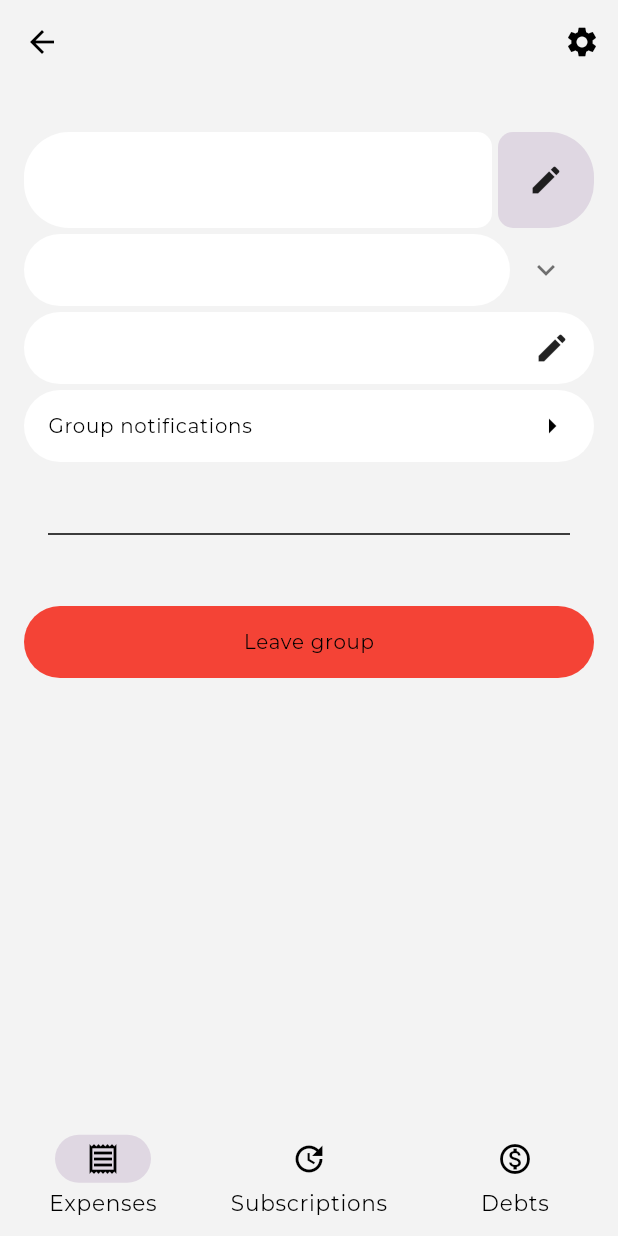
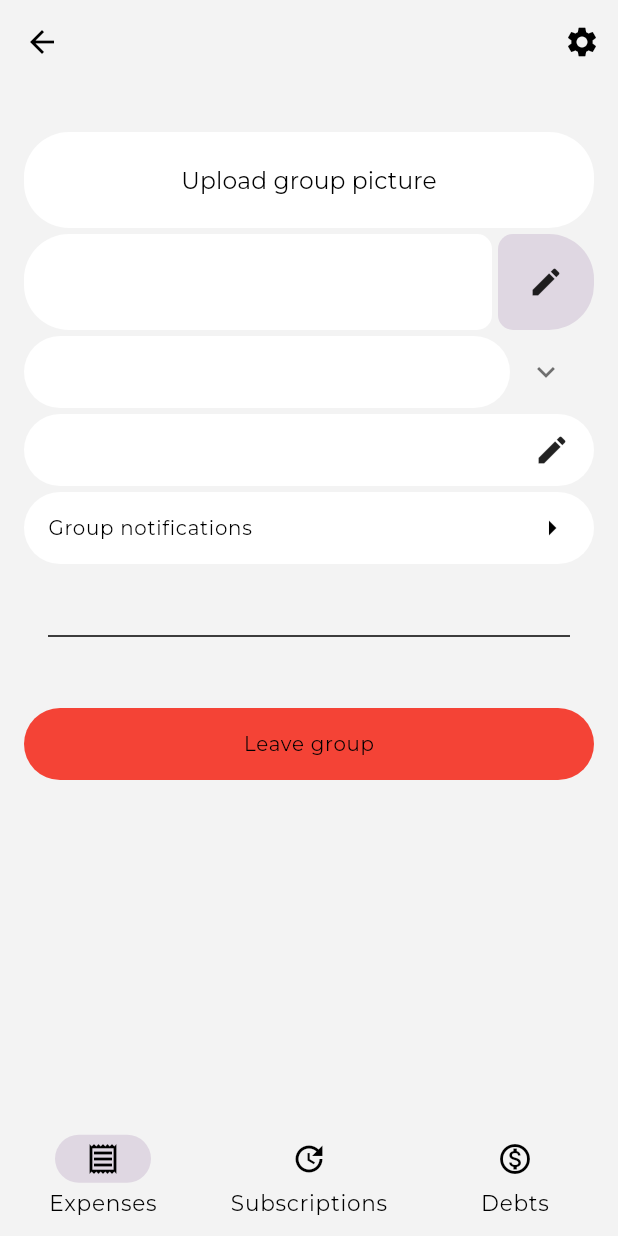
Before and after one commit to Mikkelet/billsplit-flutter, a Flutter app: the GroupPage screen opened directly with empty values, after a tap on the "settings" icon, on a phone screen of 412 x 824 dp. Run offline on Flutter 3.47's test engine with Material 2 defaults, Android fonts, the phone set to English and light mode, and no system bars; our stand-ins replace cached_network_image, camera, drift, email_validator, firebase_auth, firebase_core and 10 more; missing offline and left inert: eraser, google_mlkit_text_recognition, json_pretty; accounts and stored records are empty; generated files the repository leaves out were written again; network calls fail.

Commit message:
75: implemented group picture

```diff
--- a/lib/data/remote/dtos/group_dto.dart
+++ b/lib/data/remote/dtos/group_dto.dart
@@ -9,6 +9,7 @@ part 'group_dto.g.dart';
 class GroupDTO {
   final String id;
   final String name;
+  final String coverImageUrl;
   final Iterable<PersonDTO> people;
   final Iterable<PersonDTO>? pastMembers;
   final PersonDTO createdBy;
@@ -18,8 +19,9 @@ class GroupDTO {
 
   GroupDTO(
       {required this.id,
+      required this.name,
+      required this.coverImageUrl,
       required this.defaultCurrency,
-      required this.name,
       required this.people,
       required this.pastMembers,
       required this.createdBy,
--- a/lib/domain/mappers/groups_mapper.dart
+++ b/lib/domain/mappers/groups_mapper.dart
@@ -18,6 +18,7 @@ extension GroupDtoExt on GroupDTO {
   Group toGroup() => Group(
       id: id,
       name: name,
+      coverImageUrl: coverImageUrl,
       defaultCurrency: defaultCurrency,
       people: people.toPeople(),
       createdBy: createdBy.toPerson(),
@@ -32,6 +33,7 @@ extension GroupExt on Group {
   GroupDTO toDTO() => GroupDTO(
       id: id,
       name: nameState,
+      coverImageUrl: coverImageUrlState,
       people: people.toDTO(),
       defaultCurrency: defaultCurrencyState,
       pastMembers: pastMembers.toDTO(),
--- a/lib/domain/models/group.dart
+++ b/lib/domain/models/group.dart
@@ -4,6 +4,7 @@ import 'package:billsplit_flutter/domain/models/person.dart';
 class Group {
   final String id;
   final String _name;
+  final String _coverImageUrl;
   final List<Person> people;
   final List<Person> pastMembers;
   final Person createdBy;
@@ -15,10 +16,12 @@ class Group {
   late String nameState = _name;
   late Event? latestEventState = _latestEvent;
   late String defaultCurrencyState = _defaultCurrency;
+  late String coverImageUrlState = _coverImageUrl;
 
   Group(
       {required this.id,
       required String name,
+      required String coverImageUrl,
       required this.people,
       required this.pastMembers,
       required this.createdBy,
@@ -27,6 +30,7 @@ class Group {
       required String defaultCurrency})
       : _latestEvent = latestEvent,
         _name = name,
+        _coverImageUrl = coverImageUrl,
         _defaultCurrency = defaultCurrency;
 
   Iterable<Person> get allPeople => [...people, ...pastMembers];
@@ -35,6 +39,7 @@ class Group {
       : this(
           id: "",
           createdBy: createdBy,
+          coverImageUrl: "",
           name: name,
           people: people,
           pastMembers: [],
@@ -47,6 +52,7 @@ class Group {
       : this(
             id: "G$seed",
             name: "Group $seed",
+            coverImageUrl: "",
             pastMembers: [],
             people: [],
             createdBy: Person.dummy(2),
--- /dev/null
+++ b/lib/domain/use_cases/storage/upload_group_picture_usecase.dart
@@ -0,0 +1,21 @@
+import 'package:billsplit_flutter/data/remote/storage/storage_provider.dart';
+import 'package:billsplit_flutter/di/get_it.dart';
+import 'package:billsplit_flutter/domain/models/group.dart';
+import 'package:billsplit_flutter/domain/use_cases/add_group_usecase.dart';
+import 'package:image_picker/image_picker.dart';
+
+class UploadGroupPictureUseCase {
+  final _storageProvider = getIt<FirebaseStorageProvider>();
+  final _addGroupUseCase = AddGroupUseCase();
+
+  Future launch(Group group) async {
+    final picker = ImagePicker();
+    final file = await picker.pickImage(source: ImageSource.gallery);
+    if (file != null) {
+      final uri = Uri(path: file.path);
+      final downloadUrl = await _storageProvider.uploadGroupPicture(group.id, uri);
+      group.coverImageUrlState = downloadUrl;
+      await _addGroupUseCase.launch(group);
+    }
+  }
+}
--- a/lib/domain/use_cases/update_profile_picture_usecase.dart
+++ b/lib/domain/use_cases/update_profile_picture_usecase.dart
@@ -7,7 +7,7 @@ class UpdateProfilePictureUseCase {
   final _storageProvider = getIt<FirebaseStorageProvider>();
 
   Future<String> launch(Uri uri) async {
-    final downloadUrl = await _storageProvider.uploadPhoto(_authProvider.user!.uid, uri);
+    final downloadUrl = await _storageProvider.uploadProfilePicture(_authProvider.user!.uid, uri);
     _authProvider.updateProfilePicture(downloadUrl);
     return downloadUrl;
   }
--- a/lib/presentation/features/group/bloc/group_bloc.dart
+++ b/lib/presentation/features/group/bloc/group_bloc.dart
@@ -16,6 +16,7 @@ import 'package:billsplit_flutter/domain/use_cases/leave_group_usecase.dart';
 import 'package:billsplit_flutter/domain/use_cases/observe_debts_usecase.dart';
 import 'package:billsplit_flutter/domain/use_cases/observe_events_usecase.dart';
 import 'package:billsplit_flutter/domain/use_cases/observe_services_usecase.dart';
+import 'package:billsplit_flutter/domain/use_cases/storage/upload_group_picture_usecase.dart';
 import 'package:billsplit_flutter/presentation/base/bloc/base_cubit.dart';
 import 'package:billsplit_flutter/presentation/base/bloc/base_state.dart';
 import 'package:billsplit_flutter/presentation/features/group/bloc/group_state.dart';
@@ -34,6 +35,7 @@ class GroupBloc extends BaseCubit {
   final _addExpenseUseCase = AddEventUseCase();
   final _convertCurrencyUseCase = ConvertCurrencyUseCase();
   final _getExchangeRatesUseCase = GetExchangeRatesUseCase();
+  final _uploadGroupPicture = UploadGroupPictureUseCase();
 
   final Group group;
   GroupPageNav navIndex = GroupPageNav.events;
@@ -121,4 +123,12 @@ class GroupBloc extends BaseCubit {
     group.defaultCurrencyState = currency.symbol;
     emit(Main());
   }
+
+  void uploadGroupPicture() {
+    _uploadGroupPicture.launch(group).then((value) {
+      emit(Main());
+    }).catchError((err, st) {
+      showError(err, st);
+    });
+  }
 }
--- a/lib/presentation/features/group/widgets/group_settings.dart
+++ b/lib/presentation/features/group/widgets/group_settings.dart
@@ -6,6 +6,7 @@ import 'package:billsplit_flutter/presentation/features/group/notifications_sett
 import 'package:billsplit_flutter/presentation/features/group/widgets/default_currency/default_group_currency_view.dart';
 import 'package:billsplit_flutter/presentation/features/group/widgets/group_members_view.dart';
 import 'package:billsplit_flutter/presentation/features/group/widgets/leave_group_button.dart';
+import 'package:cached_network_image/cached_network_image.dart';
 import 'package:flutter/material.dart';
 
 class GroupSettings extends StatelessWidget {
@@ -18,6 +19,26 @@ class GroupSettings extends StatelessWidget {
         child: Column(
           children: [
             const SizedBox(height: 32),
+            ClickableListItem(
+                height: 64,
+                onClick: () {
+                  cubit.uploadGroupPicture();
+                },
+                child: Builder(builder: (context) {
+                  if (cubit.group.coverImageUrlState.isNotEmpty) {
+                    return SizedBox(
+                      height: 64,
+                      width: double.infinity,
+                      child: CachedNetworkImage(
+                        imageUrl: cubit.group.coverImageUrlState,
+                        fit: BoxFit.cover,
+                      ),
+                    );
+                  }
+                  return Text("Upload group picture",
+                      style: Theme.of(context).textTheme.labelLarge);
+                })),
+            const SizedBox(height: 4),
             UpdatableTextField(
               initState: cubit.group.nameState,
               updateFuture: cubit.updateGroupName,
```
Also changed, not shown: lib/data/remote/storage/storage_provider.dart (+17 -4 lines), lib/presentation/features/groups/widgets/group_view.dart (+51 -24 lines), lib/data/remote/dtos/group_dto.g.dart.
